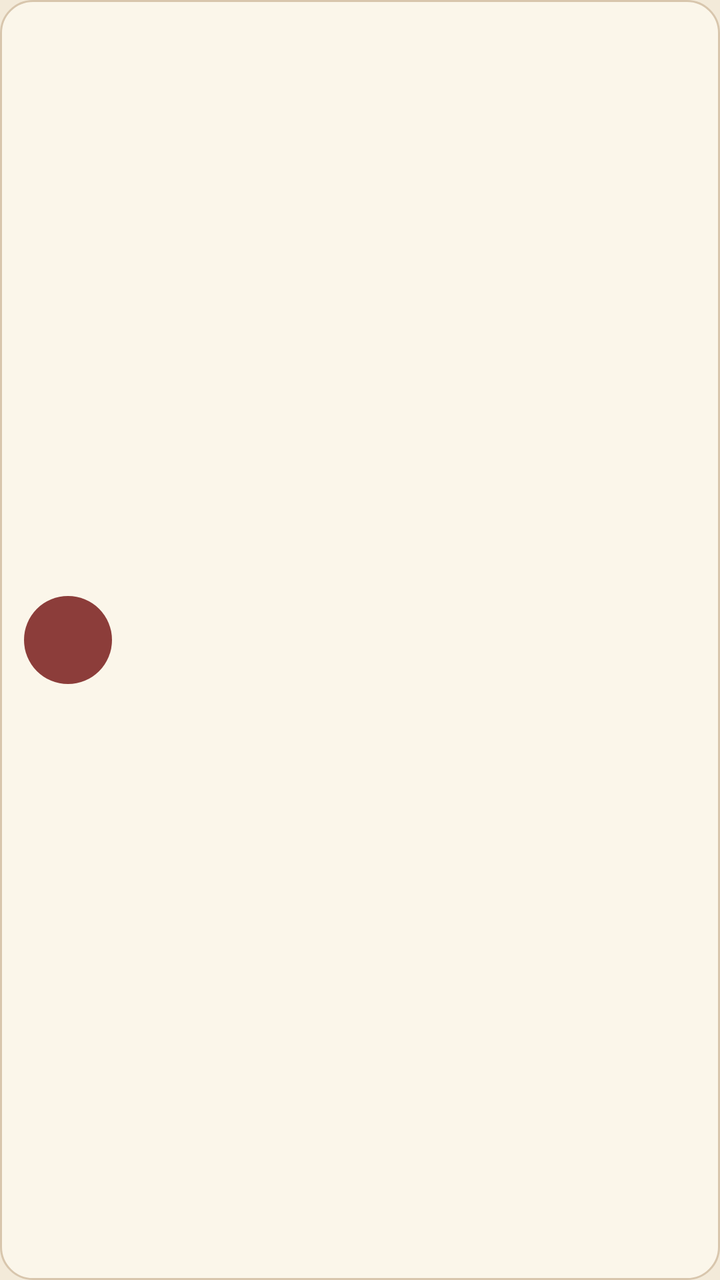
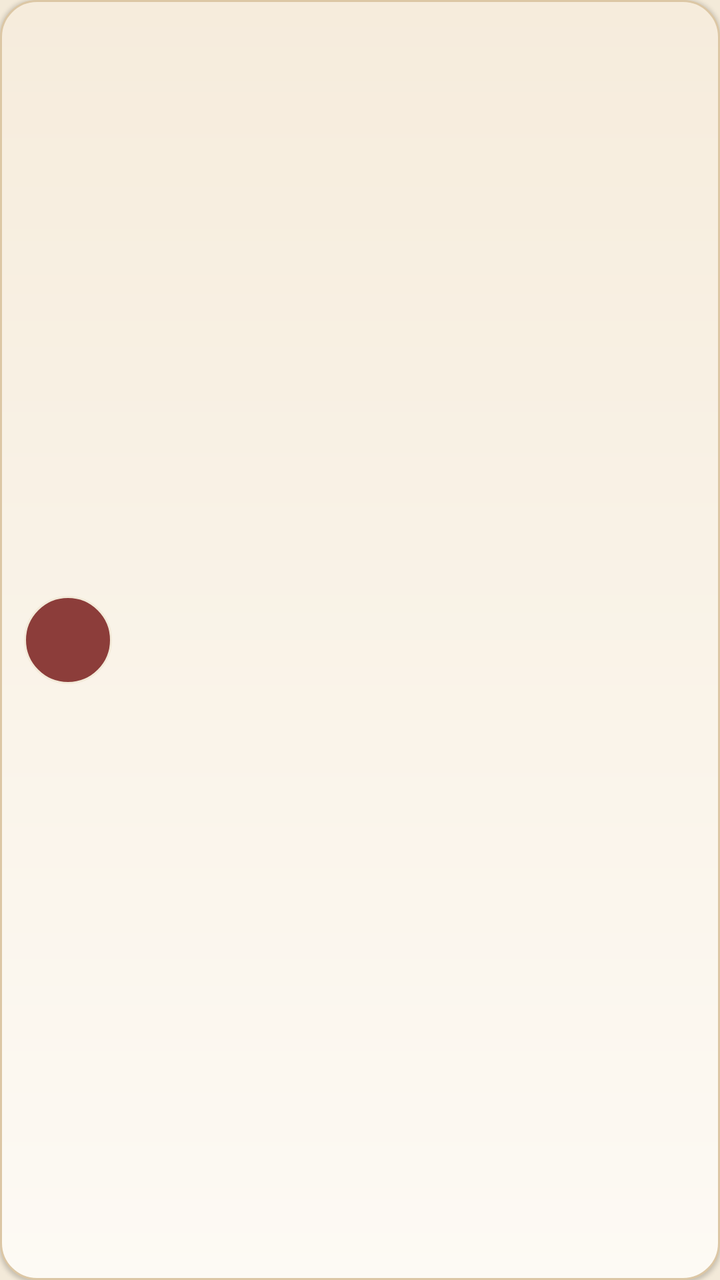

Before-and-after screenshots of an Android layout around one commit, followed by the original layout XML and the change that was made.
<!-- AndroidManifest.xml: application theme Theme.Tavern -->
<!-- res/layout/item_row.xml -->
<?xml version="1.0" encoding="utf-8"?>
<LinearLayout xmlns:android="http://schemas.android.com/apk/res/android"
    android:layout_width="match_parent"
    android:layout_height="wrap_content"
    android:layout_marginBottom="10dp"
    android:background="@drawable/bg_card"
    android:gravity="center_vertical"
    android:orientation="horizontal"
    android:padding="12dp">

    <TextView
        android:id="@+id/avatar"
        android:layout_width="44dp"
        android:layout_height="44dp"
        android:background="@drawable/bg_avatar"
        android:fontFamily="serif"
        android:gravity="center"
        android:textColor="@color/ink"
        android:textSize="18sp" />

    <LinearLayout
        android:layout_width="0dp"
        android:layout_height="wrap_content"
        android:layout_marginStart="12dp"
        android:layout_weight="1"
        android:orientation="vertical">

        <TextView
            android:id="@+id/title"
            android:layout_width="match_parent"
            android:layout_height="wrap_content"
            android:ellipsize="end"
            android:fontFamily="serif"
            android:maxLines="1"
            android:textColor="@color/ink"
            android:textSize="16sp" />

        <TextView
            android:id="@+id/subtitle"
            android:layout_width="match_parent"
            android:layout_height="wrap_content"
            android:layout_marginTop="2dp"
            android:ellipsize="end"
            android:maxLines="2"
            android:textColor="@color/muted"
            android:textSize="12sp" />
    </LinearLayout>

    <TextView
        android:id="@+id/meta"
        android:layout_width="wrap_content"
        android:layout_height="wrap_content"
        android:layout_marginStart="8dp"
        android:textColor="@color/candle"
        android:textSize="11sp" />
</LinearLayout>
<!-- resources referenced by this layout -->
<resources>
  <color name="candle">#b56a1a</color>
  <color name="ink">#2a1d16</color>
  <color name="muted">#7a6554</color>
  <!-- drawable bg_avatar (drawable) -->
  <?xml version="1.0" encoding="utf-8"?>
  <shape xmlns:android="http://schemas.android.com/apk/res/android" android:shape="oval">
      <solid android:color="@color/wine" />
  </shape>
  <!-- drawable bg_card (drawable) -->
  <?xml version="1.0" encoding="utf-8"?>
  <shape xmlns:android="http://schemas.android.com/apk/res/android">
      <solid android:color="@color/surface" />
      <corners android:radius="16dp" />
      <stroke android:width="1dp" android:color="@color/line" />
  </shape>
  <style name="Theme.Tavern" parent="Theme.Material3.DayNight.NoActionBar">
          <item name="colorPrimary">@color/candle</item>
          <item name="colorOnPrimary">@color/on_candle</item>
          <item name="colorPrimaryContainer">@color/raised</item>
          <item name="colorOnPrimaryContainer">@color/ink</item>
          <item name="colorSecondary">@color/wine</item>
          <item name="colorOnSecondary">@color/ink</item>
          <item name="colorSurface">@color/surface</item>
          <item name="colorOnSurface">@color/ink</item>
          <item name="android:statusBarColor">@color/bg</item>
          <item name="android:navigationBarColor">@color/surface</item>
          <item name="android:windowBackground">@color/bg</item>
          <item name="android:textColor">@color/ink</item>
          <item name="android:textColorPrimary">@color/ink</item>
          <item name="android:textColorSecondary">@color/muted</item>
          <item name="android:windowLightStatusBar">true</item>
          <item name="colorControlActivated">@color/candle</item>
          <item name="android:colorAccent">@color/candle</item>
      </style>
  <color name="wine">#8c3d3a</color>
  <color name="surface">#fbf6ea</color>
  <color name="line">#d8c6ad</color>
  <color name="on_candle">#f3ead9</color>
  <color name="raised">#efe4d0</color>
  <color name="bg">#f3ead9</color>
</resources>

<!-- the commit's change to res/layout/item_row.xml (unified diff, before → after) -->
@@ -4,6 +4,7 @@
     android:layout_height="wrap_content"
     android:layout_marginBottom="10dp"
     android:background="@drawable/bg_card"
+    android:elevation="1dp"
     android:gravity="center_vertical"
     android:orientation="horizontal"
     android:padding="12dp">
<!-- resource entries referenced after the edit -->
@@ -6,14 +6,18 @@
   <!-- drawable bg_avatar (drawable) -->
   <?xml version="1.0" encoding="utf-8"?>
   <shape xmlns:android="http://schemas.android.com/apk/res/android" android:shape="oval">
-      <solid android:color="@color/wine" />
+      <solid android:color="#8c3d3a" />
+      <stroke android:width="1dp" android:color="#f3ead9" />
   </shape>
   <!-- drawable bg_card (drawable) -->
   <?xml version="1.0" encoding="utf-8"?>
   <shape xmlns:android="http://schemas.android.com/apk/res/android">
-      <solid android:color="@color/surface" />
-      <corners android:radius="16dp" />
-      <stroke android:width="1dp" android:color="@color/line" />
+      <gradient
+          android:angle="90"
+          android:endColor="#f6ecdc"
+          android:startColor="#fdfaf4" />
+      <corners android:radius="18dp" />
+      <stroke android:width="1dp" android:color="#dcc7a5" />
   </shape>
   <style name="Theme.Tavern" parent="Theme.Material3.DayNight.NoActionBar">
           <item name="colorPrimary">@color/candle</item>
@@ -36,7 +40,6 @@
       </style>
   <color name="wine">#8c3d3a</color>
   <color name="surface">#fbf6ea</color>
-  <color name="line">#d8c6ad</color>
   <color name="on_candle">#f3ead9</color>
   <color name="raised">#efe4d0</color>
   <color name="bg">#f3ead9</color>
